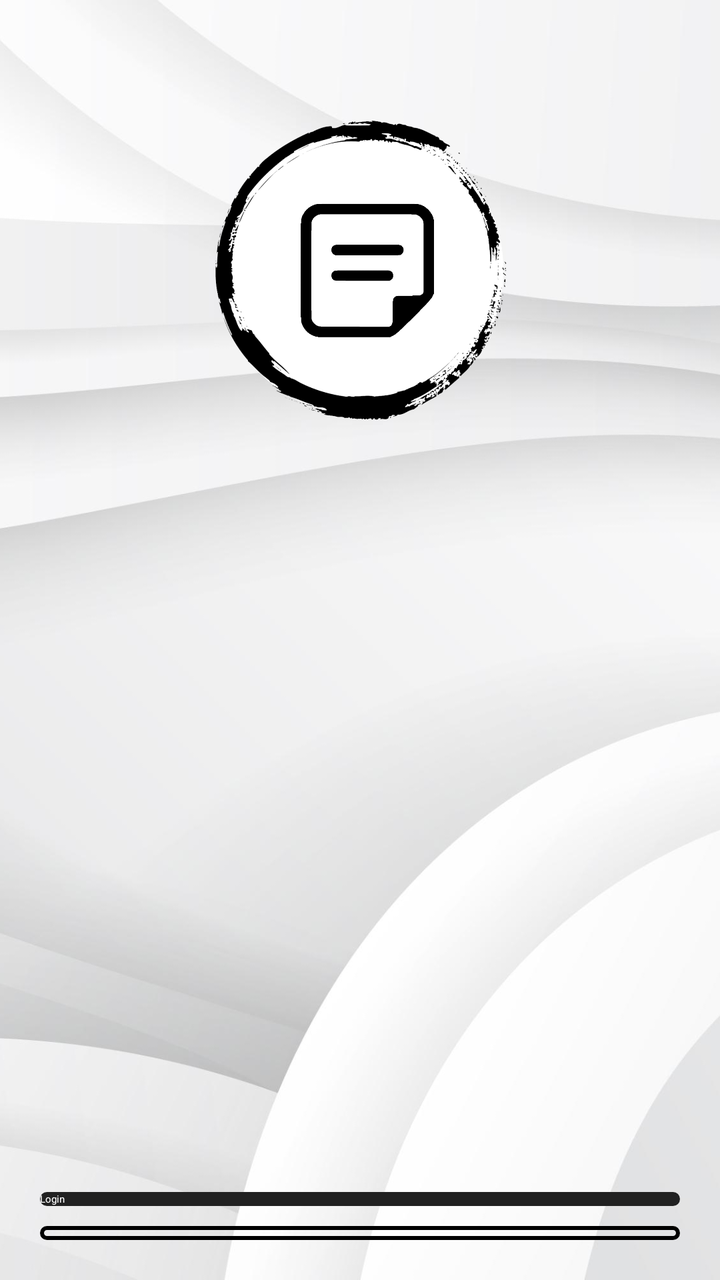
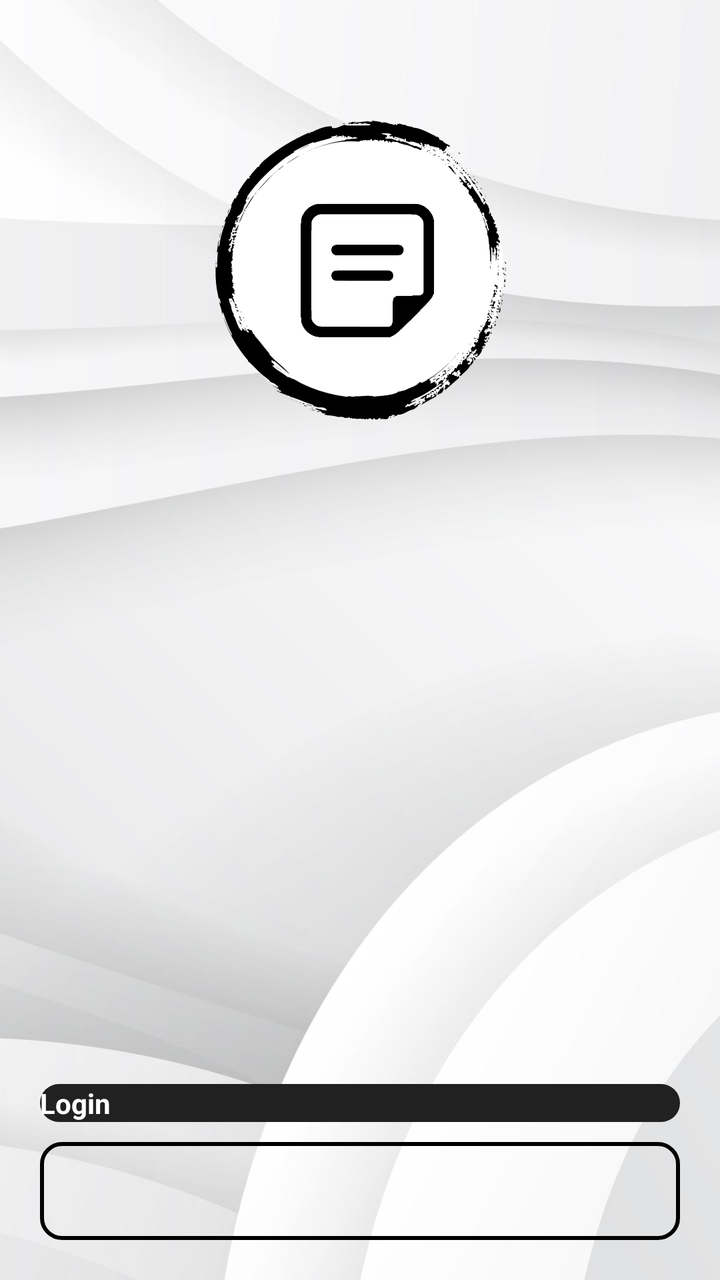

Compare the two renders of this Android layout. The source of the first and the diff that turns it into the second are given below.
<!-- AndroidManifest.xml: application theme Theme.MC.S1 -->
<!-- res/layout/activity_auth.xml -->
<?xml version="1.0" encoding="utf-8"?>
<FrameLayout xmlns:android="http://schemas.android.com/apk/res/android"
    xmlns:app="http://schemas.android.com/apk/res-auto"
    android:layout_width="match_parent"
    android:layout_height="match_parent">

    <ImageView
        android:id="@+id/background"
        android:layout_width="match_parent"
        android:layout_height="match_parent"
        android:importantForAccessibility="no"
        android:scaleType="centerCrop"
        android:src="@drawable/background" />

    <ImageView
        android:id="@+id/backWhite"
        android:layout_width="match_parent"
        android:layout_height="match_parent"
        android:alpha="0.5"
        android:importantForAccessibility="no"
        android:src="@color/white"
        android:visibility="gone" />

    <ImageView
        android:id="@+id/backBlack"
        android:layout_width="match_parent"
        android:layout_height="match_parent"
        android:alpha="0.5"
        android:importantForAccessibility="no"
        android:src="@color/black"
        android:visibility="gone" />

    <LinearLayout
        android:layout_width="match_parent"
        android:layout_height="match_parent"
        android:orientation="vertical"
        android:fitsSystemWindows="true">

        <RelativeLayout
            android:layout_width="match_parent"
            android:layout_height="match_parent"
            android:padding="20sp">

            <ImageView
                android:id="@+id/logo"
                android:layout_width="150sp"
                android:layout_height="150sp"
                android:layout_centerHorizontal="true"
                android:layout_marginTop="40sp"
                android:importantForAccessibility="no"
                android:src="@drawable/logo" />

            <LinearLayout
                android:layout_width="match_parent"
                android:layout_height="wrap_content"
                android:layout_below="@+id/logo"
                android:layout_marginVertical="20sp"
                android:gravity="center"
                android:orientation="horizontal">

                <TextView
                    android:layout_width="wrap_content"
                    android:layout_height="wrap_content"
                    android:text="@string/welcome_to"
                    android:textColor="?colorError"
                    android:textSize="21sp"
                    android:textStyle="bold" />

                <TextView
                    android:layout_width="wrap_content"
                    android:layout_height="wrap_content"
                    android:text="@string/app_name"
                    android:textColor="?colorError"
                    android:textSize="21sp"
                    android:textStyle="bold"
                    android:layout_marginStart="4sp" />

            </LinearLayout>

            <Button
                android:id="@+id/loginBtn"
                android:layout_width="match_parent"
                android:layout_height="wrap_content"
                android:layout_above="@+id/skipBtn"
                android:layout_marginBottom="10sp"
                android:background="@drawable/button6"
                app:backgroundTint="?mc_track"
                android:text="@string/login"
                android:textColor="@color/white" />

            <Button
                android:id="@+id/skipBtn"
                android:layout_width="match_parent"
                android:layout_height="wrap_content"
                android:layout_alignParentBottom="true"
                android:background="@drawable/button"
                android:text="@string/register"
                android:textColor="?colorError" />

        </RelativeLayout>

    </LinearLayout>

</FrameLayout>
<!-- resources referenced by this layout -->
<resources>
  <color name="black">#212121</color>
  <color name="white">#ffffff</color>
  <!-- drawable background: jpg bitmap (drawable, 135570 bytes) -->
  <!-- drawable button (drawable) -->
  <?xml version="1.0" encoding="utf-8"?>
  <shape xmlns:android="http://schemas.android.com/apk/res/android"
      android:shape="rectangle">
      <stroke
          android:width="2dp"
          android:color="?mc_tick" />
  
      <corners android:radius="10dp" />
  
  </shape>
  <!-- drawable button6 (drawable) -->
  <?xml version="1.0" encoding="utf-8"?>
  <shape
      xmlns:android="http://schemas.android.com/apk/res/android"
      android:shape="rectangle">
  
      <corners android:radius="10dp"/>
      <solid android:color="@color/black" />
  </shape>
  <!-- drawable logo: png bitmap (drawable, 149114 bytes) -->
  <string name="app_name">Little Tasks</string>
  <string name="login">Login</string>
  <string name="register">Register</string>
  <string name="welcome_to">Welcome to</string>
</resources>

<!-- the commit's change to res/layout/activity_auth.xml (unified diff, before → after) -->
@@ -33,8 +33,8 @@
     <LinearLayout
         android:layout_width="match_parent"
         android:layout_height="match_parent"
-        android:orientation="vertical"
-        android:fitsSystemWindows="true">
+        android:fitsSystemWindows="true"
+        android:orientation="vertical">
 
         <RelativeLayout
             android:layout_width="match_parent"
@@ -69,11 +69,11 @@
                 <TextView
                     android:layout_width="wrap_content"
                     android:layout_height="wrap_content"
+                    android:layout_marginStart="4sp"
                     android:text="@string/app_name"
                     android:textColor="?colorError"
                     android:textSize="21sp"
-                    android:textStyle="bold"
-                    android:layout_marginStart="4sp" />
+                    android:textStyle="bold" />
 
             </LinearLayout>
 
@@ -84,18 +84,24 @@
                 android:layout_above="@+id/skipBtn"
                 android:layout_marginBottom="10sp"
                 android:background="@drawable/button6"
-                app:backgroundTint="?mc_track"
                 android:text="@string/login"
-                android:textColor="@color/white" />
+                android:textColor="@color/white"
+                android:textSize="14dp"
+                android:textStyle="bold"
+                app:backgroundTint="?mc_track" />
 
-            <Button
+            <TextView
                 android:id="@+id/skipBtn"
+                android:gravity="center"
+                android:padding="15dp"
                 android:layout_width="match_parent"
                 android:layout_height="wrap_content"
                 android:layout_alignParentBottom="true"
                 android:background="@drawable/button"
                 android:text="@string/register"
-                android:textColor="?colorError" />
+                android:textColor="?attr/colorError"
+                android:textSize="14dp"
+                android:textStyle="bold" />
 
         </RelativeLayout>
 
<!-- resource entries referenced after the edit -->
@@ -12,15 +12,15 @@
           android:color="?mc_tick" />
   
       <corners android:radius="10dp" />
+      <solid android:color="?attr/colorOnBackground" />
   
   </shape>
   <!-- drawable button6 (drawable) -->
   <?xml version="1.0" encoding="utf-8"?>
-  <shape
-      xmlns:android="http://schemas.android.com/apk/res/android"
+  <shape xmlns:android="http://schemas.android.com/apk/res/android"
       android:shape="rectangle">
   
-      <corners android:radius="10dp"/>
+      <corners android:radius="10dp" />
       <solid android:color="@color/black" />
   </shape>
   <!-- drawable logo: png bitmap (drawable, 149114 bytes) -->
